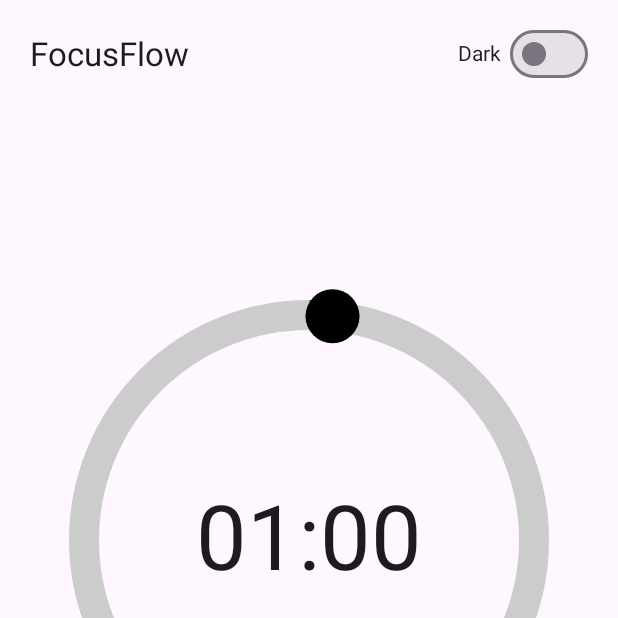
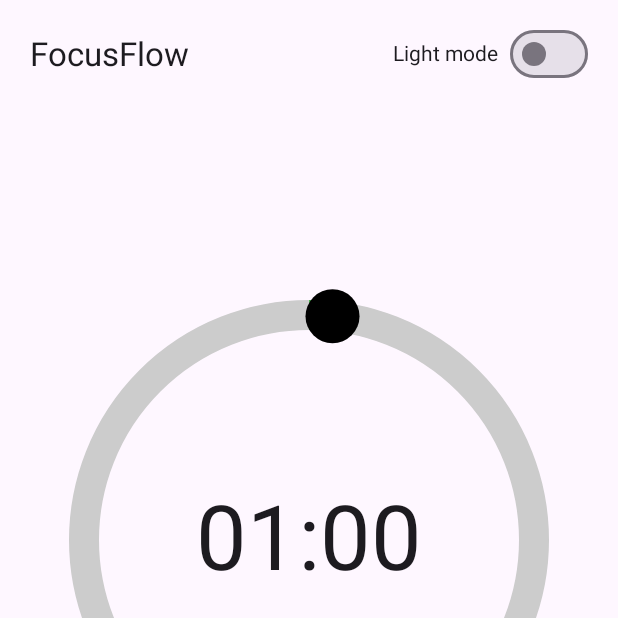
Before and after one commit to Joeal64/FocusFlow, an Android app built with Jetpack Compose: the composable PomodoroTimer called with empty values, on a phone screen of 412 x 824 dp, the top half of it. Run offline under Robolectric (Android 15) with nearby library versions, the phone set to English and light mode, and no system bars; our stand-ins replace Room's generated code.

```diff
--- a/app/src/main/java/com/example/project_focusflow/SummaryActivity.kt
+++ b/app/src/main/java/com/example/project_focusflow/SummaryActivity.kt
@@ -66,7 +66,7 @@ fun SummaryScreen(
         Spacer(modifier = Modifier.height(24.dp))
 
         Text(
-            text = "Well done! You studied for $minutes minutes.",
+            text = stringResource(R.string.summary_message, minutes),
             fontSize = 20.sp,
             color = MaterialTheme.colorScheme.onBackground
         )
@@ -74,7 +74,7 @@ fun SummaryScreen(
         Spacer(modifier = Modifier.height(32.dp))
 
         Button(onClick = onBackHome) {
-            Text(text = "Back to Focus")
+            Text(text = stringResource(R.string.back_to_focus))
         }
     }
 }
--- a/app/src/main/java/com/example/project_focusflow/Timer.kt
+++ b/app/src/main/java/com/example/project_focusflow/Timer.kt
@@ -1,4 +1,3 @@
-
 package com.example.project_focusflow
 
 import android.content.Context
@@ -218,11 +217,15 @@ fun PomodoroTimer(
             // Right: dark mode
             Row(verticalAlignment = Alignment.CenterVertically) {
                 Text(
-                    text = stringResource(R.string.dark),
+                    text = if (darkTheme)
+                        stringResource(R.string.dark_mode)
+                    else
+                        stringResource(R.string.light_mode),
                     color = MaterialTheme.colorScheme.onBackground,
                     fontSize = 14.sp
                 )
-                Spacer(modifier = Modifier.width(6.dp))
+
+                Spacer(modifier = Modifier.width(8.dp))
                 Switch(
                     checked = darkTheme,
                     onCheckedChange = onDarkThemeChange
@@ -295,7 +298,7 @@ fun PomodoroTimer(
             if (running) {
                 Spacer(modifier = Modifier.height(8.dp))
                 Text(
-                    text = "Focus mode is ON. Pause or reset to exit.",
+                    text = stringResource(R.string.focus_mode_on_message),
                     fontSize = 12.sp,
                     color = MaterialTheme.colorScheme.onBackground
                 )
@@ -306,9 +309,9 @@ fun PomodoroTimer(
         if (showConfirm && confirmAction != null) {
             val message = when (confirmAction) {
                 ConfirmAction.PAUSE ->
-                    "Are you sure you want to pause your focus session?"
+                    stringResource(R.string.confirm_pause_message)
                 ConfirmAction.RESET ->
-                    "Are you sure you want to reset the timer?"
+                    stringResource(R.string.confirm_reset_message)
                 null -> ""
             }
 
@@ -317,7 +320,7 @@ fun PomodoroTimer(
                     showConfirm = false
                     confirmAction = null
                 },
-                title = { Text("Confirm") },
+                title = { Text(stringResource(R.string.confirm_title)) },
                 text = { Text(message) },
                 confirmButton = {
                     TextButton(
@@ -336,7 +339,7 @@ fun PomodoroTimer(
                             confirmAction = null
                         }
                     ) {
-                        Text("Yes")
+                        Text(stringResource(R.string.yes))
                     }
                 },
                 dismissButton = {
@@ -346,7 +349,7 @@ fun PomodoroTimer(
                             confirmAction = null
                         }
                     ) {
-                        Text("No")
+                        Text(stringResource(R.string.no))
                     }
                 }
             )
@@ -358,9 +361,9 @@ fun PomodoroTimer(
                 onDismissRequest = {
                     // force them to choose resume or reset
                 },
-                title = { Text("Focus interrupted") },
+                title = { Text(stringResource(R.string.focus_interrupted_title)) },
                 text = {
-                    Text("You left FocusFlow, so your session was paused. Do you want to continue or reset?")
+                    Text(stringResource(R.string.focus_interrupted_message))
                 },
                 confirmButton = {
                     TextButton(
@@ -369,7 +372,7 @@ fun PomodoroTimer(
                             running = true   // resume
                         }
                     ) {
-                        Text("Continue")
+                        Text(stringResource(R.string.continue_label))
                     }
                 },
                 dismissButton = {
@@ -382,7 +385,7 @@ fun PomodoroTimer(
                             knobAngle = (startMinutes / 60f) * 360f
                         }
                     ) {
-                        Text("Reset")
+                        Text(stringResource(R.string.reset))
                     }
                 }
             )
--- a/app/src/main/res/values/strings.xml
+++ b/app/src/main/res/values/strings.xml
@@ -5,7 +5,6 @@
     <string name="enter_minutes">Enter minutes you want to study for</string>
     <string name="start_timer">Start Timer</string>
     <string name="minutes_error">Please enter a valid number of minutes.</string>
-    <string name="dark">Dark</string>
     <string name="start">Start</string>
     <string name="pause">Pause</string>
     <string name="reset">Reset</string>
@@ -14,5 +13,29 @@
     <string name="notif_body_session">Well done! You studied for %1$d minutes.</string>
     <string name="notif_title_bt">Focus paused</string>
     <string name="notif_body_bt">Bluetooth disconnected. Your timer has been paused.</string>
+    <string name="focus_mode_on_message">
+        Focus mode is ON. Pause or reset to exit.
+    </string>
+    <string name="summary_message">Well done! You studied for %1$d minutes.</string>
+    <string name="back_to_focus">Back to Focus</string>
+    <string name="confirm_title">Confirm</string>
+    <string name="confirm_pause_message">
+        Are you sure you want to pause your focus session?
+    </string>
+    <string name="confirm_reset_message">
+        Are you sure you want to reset the timer?
+    </string>
 
+    <string name="yes">Yes</string>
+    <string name="no">No</string>
+
+    <string name="focus_interrupted_title">Focus interrupted</string>
+    <string name="focus_interrupted_message">
+        You left FocusFlow, so your session was paused. Do you want to continue or reset?
+    </string>
+
+    <string name="continue_label">Continue</string>
+    <string name="bt_unknown_device">Unknown device</string>
+    <string name="bt_connected_starting_focus">%1$s connected, starting focus</string>
+    <string name="bt_disconnected_pausing">%1$s disconnected, pausing</string>
 </resources>
```
Also changed, not shown: app/src/main/java/com/example/project_focusflow/MainActivity.kt (+12 -8 lines), 1 other file.
